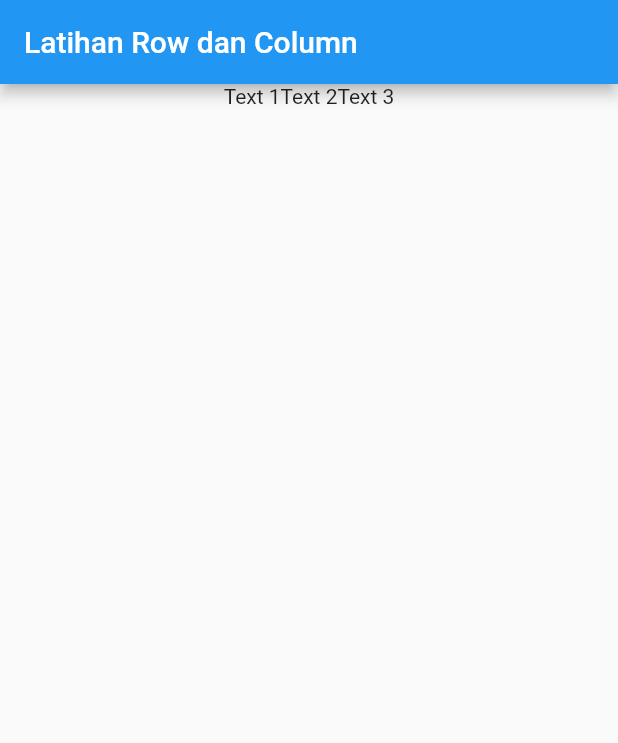
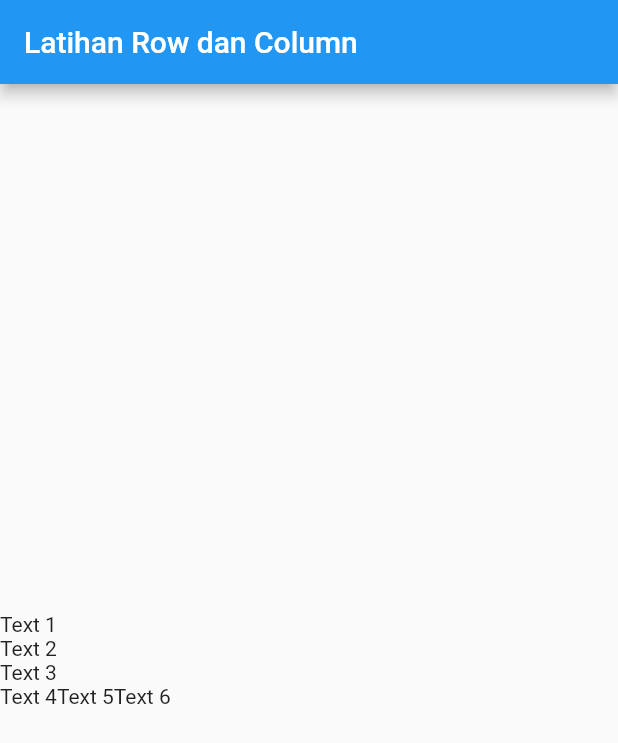
Before and after one commit to hanniashilla/flutter_row_column, a Flutter app: the screen it shows after launch, on a phone screen of 412 x 824 dp. Shown: the top 743 px of the screen. Run offline on Flutter 3.47's test engine with Material 2 defaults, Android fonts, the phone set to English and light mode, and no system bars.

Commit message:
penggunaan CrossAxisAligment

```diff
--- a/lib/main.dart
+++ b/lib/main.dart
@@ -10,7 +10,23 @@ class MyApp extends StatelessWidget {
     return MaterialApp(
       home: Scaffold(
         appBar: AppBar(title: Text("Latihan Row dan Column"),),
-        // body: Column(
+        body: Column(
+          mainAxisAlignment: MainAxisAlignment.center,
+          crossAxisAlignment: CrossAxisAlignment.start,
+          children: <Widget>[
+            Text("Text 1"),
+            Text("Text 2"),
+            Text("Text 3"),
+            Row(
+              children: <Widget>[
+              Text("Text 4"),
+              Text("Text 5"),
+              Text("Text 6"),
+              ],
+            )
+          ],
+        ),
+        //  body: Row(
         //   mainAxisAlignment: MainAxisAlignment.center,
         //   children: <Widget>[
         //     Text("Text 1"),
@@ -18,14 +34,6 @@ class MyApp extends StatelessWidget {
         //     Text("Text 3"),
         //   ],
         // ),
-         body: Row(
-          mainAxisAlignment: MainAxisAlignment.center,
-          children: <Widget>[
-            Text("Text 1"),
-            Text("Text 2"),
-            Text("Text 3"),
-          ],
-        ),
       ),
     );
   }
```
